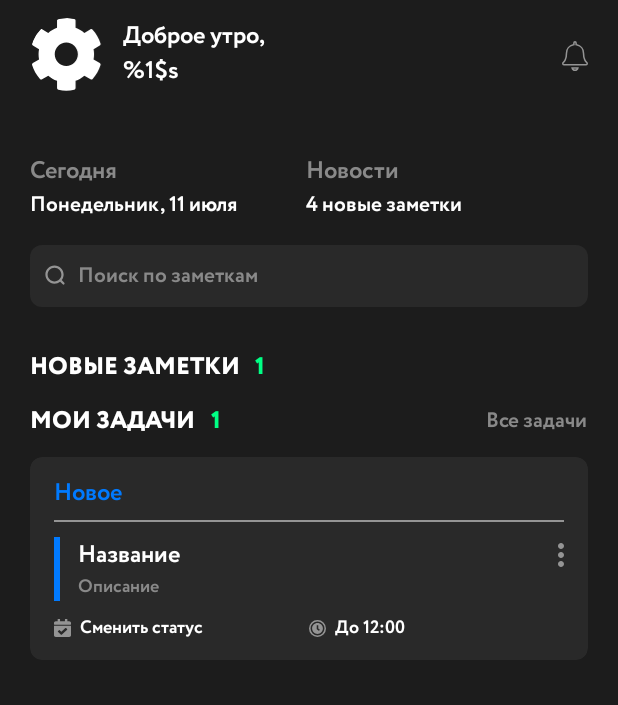
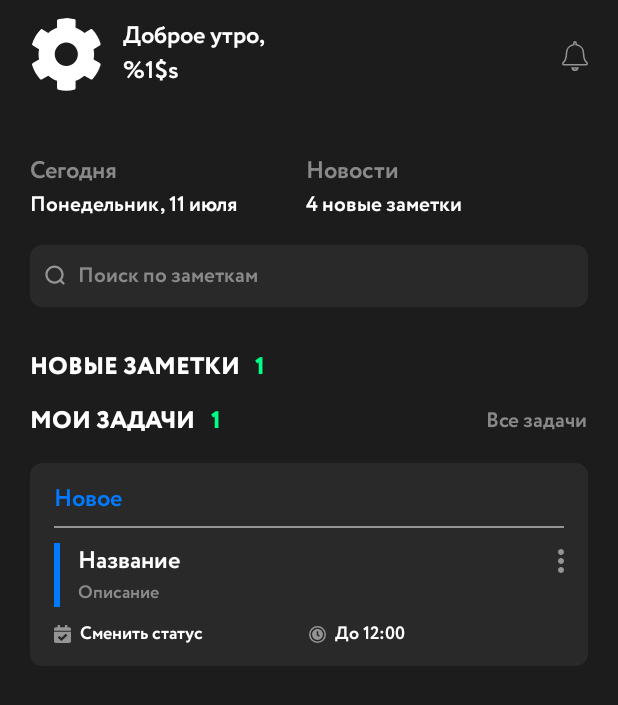
Before and after one commit to tynkovski/ProfNotes, an Android app: the layout fragment_home.xml on its own in the app's theme, with its tools: preview values and no code run, on a phone screen of 412 x 824 dp. Shown: the top 705 px of the screen. Run offline under Robolectric (Android 15) with nearby library versions, the phone set to English and light mode, and no system bars.

Commit message:
Feat: constraint layout instead of linear + linear + frame

```diff
--- a/app/src/main/res/layout/fragment_home.xml
+++ b/app/src/main/res/layout/fragment_home.xml
@@ -145,17 +145,10 @@
                     android:layout_marginTop="12dp" />
             </LinearLayout>
 
-            <LinearLayout
+            <androidx.constraintlayout.widget.ConstraintLayout
                 android:id="@+id/groupLocalTasks"
                 android:layout_width="match_parent"
-                android:layout_height="wrap_content"
-                android:orientation="vertical">
-
-                <LinearLayout
-                    android:id="@+id/groupLocalTasksInner"
-                    android:layout_width="match_parent"
-                    android:layout_height="wrap_content"
-                    android:orientation="horizontal">
+                android:layout_height="wrap_content">
 
                 <com.google.android.material.textview.MaterialTextView
                     android:id="@+id/tvLocalTasks"
@@ -163,7 +156,9 @@
                     android:layout_width="wrap_content"
                     android:layout_height="wrap_content"
                     android:text="@string/my_tasks"
-                        android:textAllCaps="true" />
+                    android:textAllCaps="true"
+                    app:layout_constraintStart_toStartOf="parent"
+                    app:layout_constraintTop_toTopOf="parent" />
 
                 <com.google.android.material.textview.MaterialTextView
                     android:id="@+id/tvLocalTasksCount"
@@ -172,11 +167,10 @@
                     android:layout_height="wrap_content"
                     android:layout_marginStart="10dp"
                     android:textColor="@color/green"
+                    app:layout_constraintBottom_toBottomOf="@+id/tvLocalTasks"
+                    app:layout_constraintStart_toEndOf="@id/tvLocalTasks"
+                    app:layout_constraintTop_toTopOf="@+id/tvLocalTasks"
                     tools:text="1" />
-
-                    <FrameLayout
-                        android:layout_width="match_parent"
-                        android:layout_height="match_parent">
 
                 <com.google.android.material.textview.MaterialTextView
                     android:id="@+id/tvAllTasks"
@@ -185,18 +179,21 @@
                     android:layout_height="wrap_content"
                     android:layout_gravity="end|center_vertical"
                     android:text="@string/all_tasks"
-                            android:textColor="@color/gray" />
-                    </FrameLayout>
-                </LinearLayout>
+                    android:textColor="@color/gray"
+                    app:layout_constraintBottom_toBottomOf="@+id/tvLocalTasks"
+                    app:layout_constraintEnd_toEndOf="parent"
+                    app:layout_constraintTop_toTopOf="@+id/tvLocalTasks" />
 
                 <androidx.recyclerview.widget.RecyclerView
+                    android:layout_marginTop="16dp"
                     android:id="@+id/rvLocalTasks"
                     android:layout_width="match_parent"
                     android:layout_height="wrap_content"
-                    android:layout_marginTop="12dp"
+                    app:layout_constraintTop_toBottomOf="@+id/tvLocalTasks"
                     tools:itemCount="1"
                     tools:listitem="@layout/item_note" />
-            </LinearLayout>
+            </androidx.constraintlayout.widget.ConstraintLayout>
+
         </LinearLayout>
 
     </androidx.constraintlayout.widget.ConstraintLayout>
```
Lines whose indentation alone changed are shown as unchanged.
